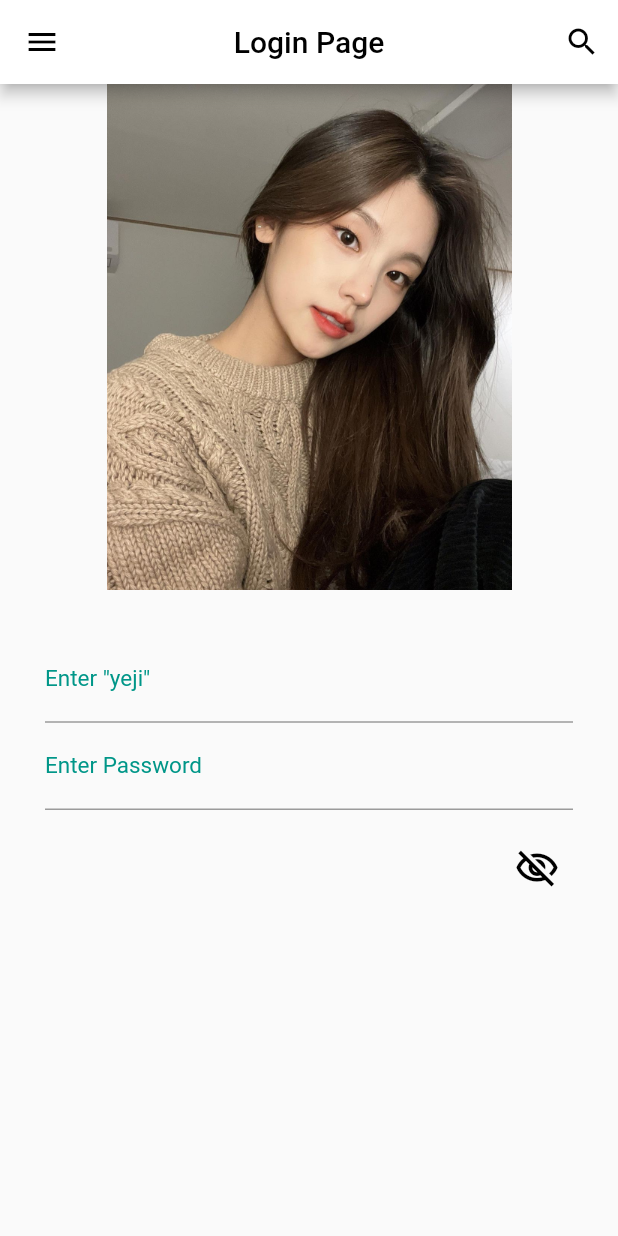
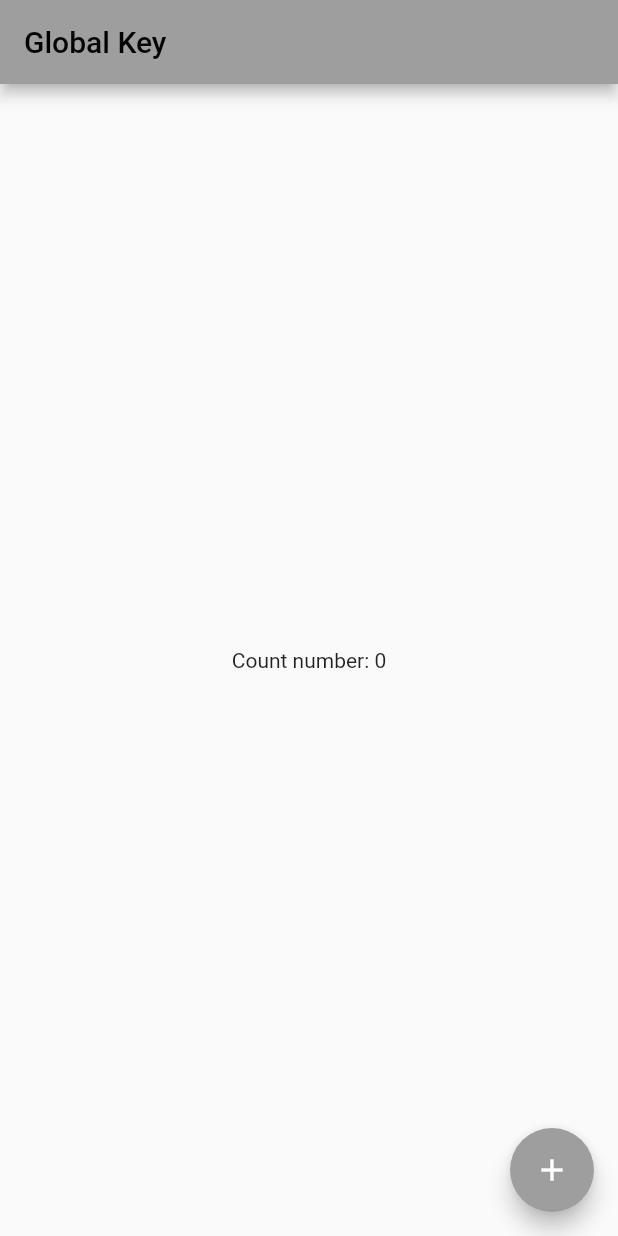
Before and after one commit to kangminchan99/Flutter_Dice_Game, a Flutter app: the screen it shows after launch, on a phone screen of 412 x 824 dp. Run offline on Flutter 3.47's test engine with Material 2 defaults, Android fonts, the phone set to English and light mode, and no system bars; our stand-ins replace fluttertoast.

Commit message:
Global Key

```diff
--- /dev/null
+++ b/lib/global_key.dart
@@ -0,0 +1,52 @@
+import 'package:flutter/material.dart';
+
+class MyKey extends StatelessWidget {
+  MyKey({super.key});
+
+  final counterKey = GlobalKey<_CounterState>();
+  @override
+  Widget build(BuildContext context) {
+    return Scaffold(
+      appBar: AppBar(
+        title: const Text('Global Key'),
+      ),
+      body: Center(
+        child: Counter(
+          key: counterKey,
+        ),
+      ),
+      floatingActionButton: FloatingActionButton(
+        child: const Icon(
+          Icons.add,
+          color: Colors.white,
+        ),
+        onPressed: () {
+          counterKey.currentState!.increment();
+        },
+      ),
+    );
+  }
+}
+
+class Counter extends StatefulWidget {
+  const Counter({super.key});
+
+  @override
+  State<Counter> createState() => _CounterState();
+}
+
+class _CounterState extends State<Counter> {
+  int count = 0;
+  void increment() {
+    setState(() {
+      count++;
+    });
+  }
+
+  @override
+  Widget build(BuildContext context) {
+    return Center(
+      child: Text('Count number: $count'),
+    );
+  }
+}
--- a/lib/main.dart
+++ b/lib/main.dart
@@ -1,4 +1,5 @@
 import 'package:flutter/material.dart';
+import 'package:flutter_dice/global_key.dart';
 
 import 'login_page.dart';
 
@@ -17,7 +18,7 @@ class MyApp extends StatelessWidget {
       theme: ThemeData(
         primarySwatch: Colors.grey,
       ),
-      home: const LoginPage(),
+      home: MyKey(),
     );
   }
 }
```
